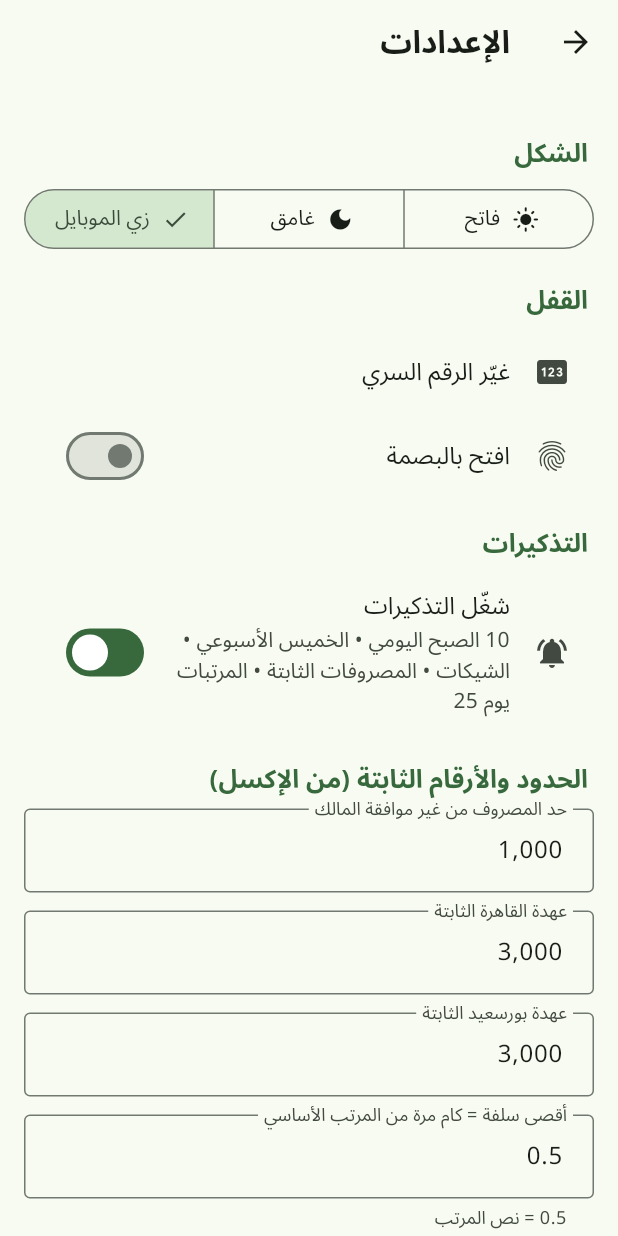
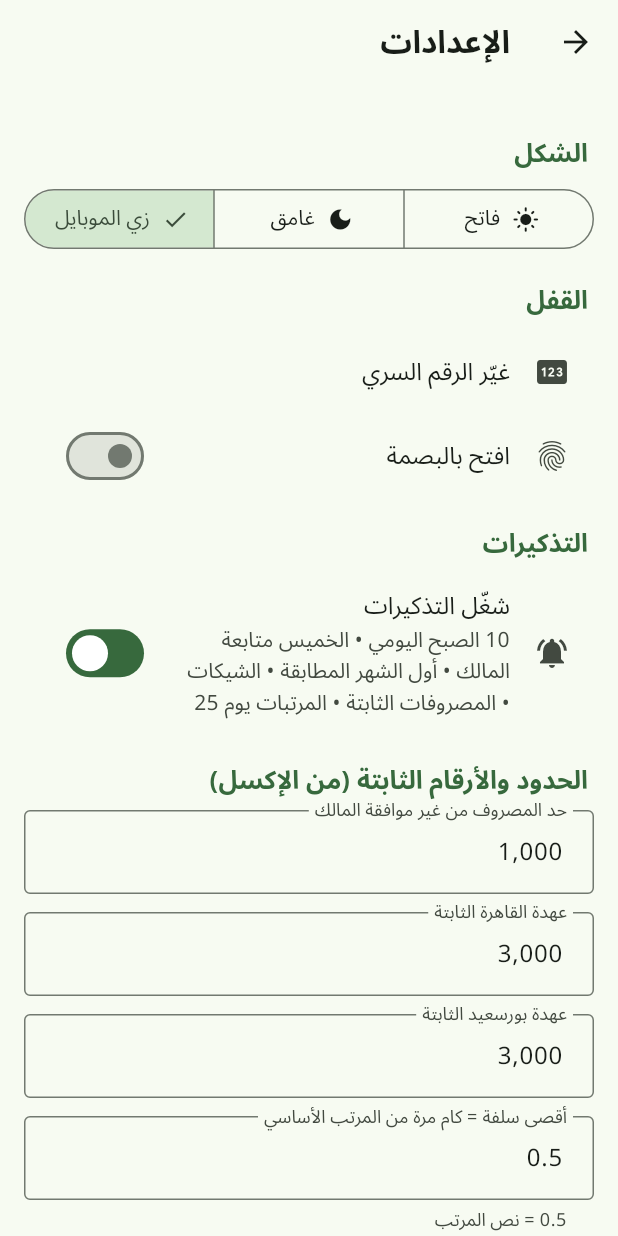
Before and after one commit to johnsamire-coder/store-accountant, a Flutter app: the SettingsScreen screen opened directly, on a phone screen of 412 x 824 dp. Run offline on Flutter 3.47's test engine with Material 3 defaults, Android fonts, the phone set to English and light mode, and no system bars; our stand-ins replace file_picker, flutter_local_notifications, local_auth, pdf, printing, share_plus and 2 more; missing offline and left inert: excel; accounts and stored records are empty.

Commit message:
Reminders: Thursday follow-up questions for the owner + monthly reconciliation
Thursday reminder now carries the two questions (how much came in, how
much was paid and to whom) and a new reminder on the 1st of each month
to reconcile the China shipping company, Fini, the agent and wallets.
Version 1.0.1.

Co-Authored-By: Claude Opus 5.5 <noreply@anthropic.com>
Claude-Session: https://claude.ai/code/session_0129o6Tp8BGgeCwQXUug4r8K

```diff
--- a/app/lib/app/reminders.dart
+++ b/app/lib/app/reminders.dart
@@ -40,8 +40,12 @@ List<Reminder> reminderPlan(AppState s) {
   final now = s.now;
   final out = <Reminder>[
     Reminder(1, 'التقرير اليومي', 'سجّل حركات امبارح من الجروب وابعت التقرير اليومي للمالك', _next(now, 10), Repeat.daily),
-    Reminder(2, 'التقرير الأسبوعي (الخميس)', 'ابعت التقرير الأسبوعي + اطلب من المالك يأكد رصيد خزنته', _next(now, 10, weekday: DateTime.thursday), Repeat.weekly),
+    Reminder(2, 'متابعة الخميس مع المالك',
+        'اسأله: جالك كام الأسبوع ده؟ دفعت كام ولمين (الوسيط، شركة الشحن، فيني، المستخلص)؟ + ابعت التقرير الأسبوعي وأكّد رصيد الخزنة',
+        _next(now, 10, weekday: DateTime.thursday), Repeat.weekly),
     Reminder(3, 'المرتبات', 'كشف الحضور بيوصل النهارده (25) — جهّز كشف المرتبات والسلف', _next(now, 9, day: 25), Repeat.monthly),
+    Reminder(4, 'مطابقة أول الشهر', 'طابق مع المالك رصيده عند شركة الشحن وفيني والوسيط، وراجع المحافظ، وطلّع التقرير الشهري',
+        _next(now, 10, day: 1), Repeat.monthly),
   ];
   // المصروفات الثابتة: كل بند ليه ميعاد في الشهر
   final seen = <String>{};
--- a/app/lib/ui/settings.dart
+++ b/app/lib/ui/settings.dart
@@ -55,7 +55,7 @@ class SettingsScreen extends StatelessWidget {
         SwitchListTile(
           secondary: const Icon(Icons.notifications_active),
           title: const Text('شغّل التذكيرات'),
-          subtitle: const Text('10 الصبح اليومي • الخميس الأسبوعي • الشيكات • المصروفات الثابتة • المرتبات يوم 25'),
+          subtitle: const Text('10 الصبح اليومي • الخميس متابعة المالك • أول الشهر المطابقة • الشيكات • المصروفات الثابتة • المرتبات يوم 25'),
           value: s.setting<bool>(K.reminders) ?? true,
           onChanged: (v) => s.set(K.reminders, v),
         ),
--- a/app/pubspec.yaml
+++ b/app/pubspec.yaml
@@ -1,7 +1,7 @@
 name: store_accountant
 description: "حساباتي — متابعة حسابات محل الملابس (للمحاسب)"
 publish_to: 'none'
-version: 1.0.0+1
+version: 1.0.1+2
 
 environment:
   sdk: ^3.13.7
```
Also changed, not shown: 1 other file.
